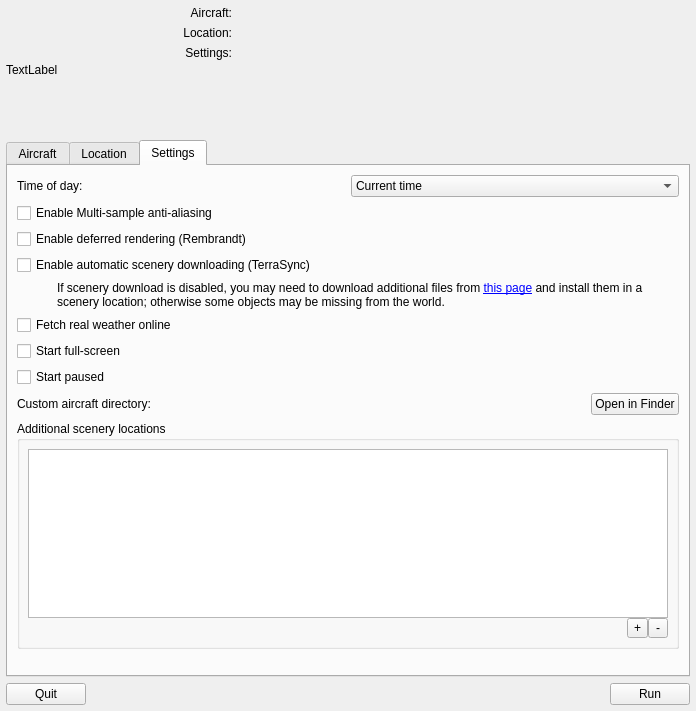
Qt form src/GUI/Launcher.ui (FlightGear/flightgear) before a commit.
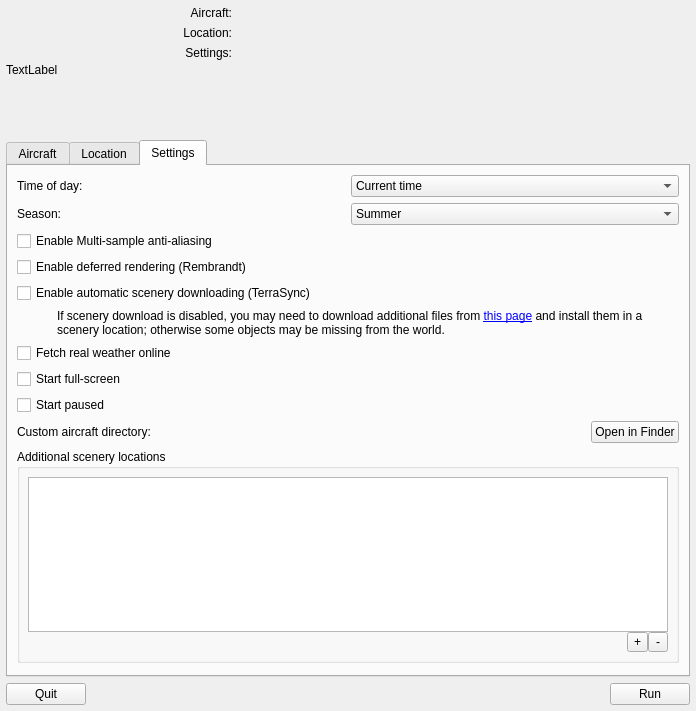
The same form after that commit. The open tabs and pages were chosen to show the change. Custom widgets are drawn as their Qt base class.

Commit message: Launcher: select season.

```diff
--- a/src/GUI/Launcher.ui
+++ b/src/GUI/Launcher.ui
@@ -432,6 +432,31 @@
          </item>
         </layout>
        </item>
+       <item>
+        <layout class="QHBoxLayout" name="horizontalLayout_8">
+         <item>
+          <widget class="QLabel" name="label_7">
+           <property name="text">
+            <string>Season:</string>
+           </property>
+          </widget>
+         </item>
+         <item>
+          <widget class="QComboBox" name="seasonCombo">
+           <item>
+            <property name="text">
+             <string>Summer</string>
+            </property>
+           </item>
+           <item>
+            <property name="text">
+             <string>Winter</string>
+            </property>
+           </item>
+          </widget>
+         </item>
+        </layout>
+       </item>
        <item>
         <widget class="QCheckBox" name="msaaCheckbox">
          <property name="text">
```
The commit also changes 1 other file.
